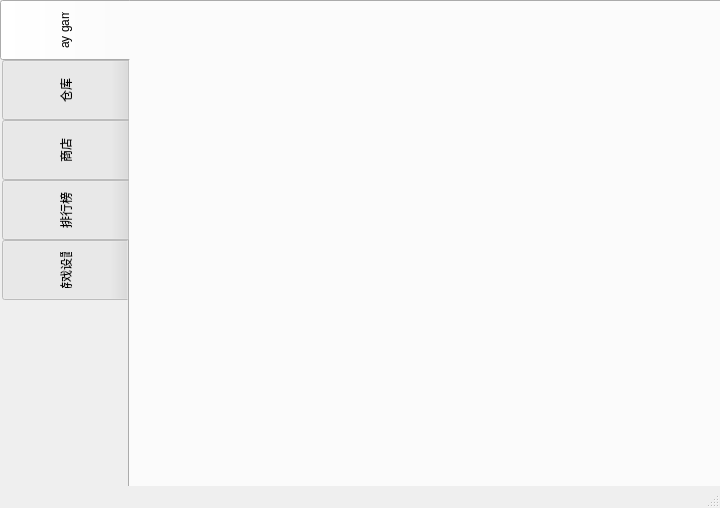
Before: the Qt Designer form mainwindow.ui in Fennel1/qt_AircraftBattle, drawn with Qt 5.
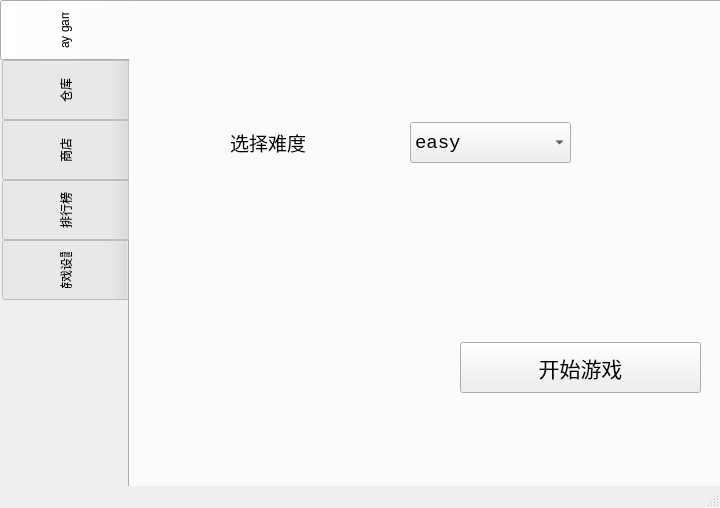
After: the same form once the commit is applied. The open tabs and pages were chosen to show the change.

The edit to the form file:
```diff
--- a/mainwindow.ui
+++ b/mainwindow.ui
@@ -52,6 +52,80 @@
      <attribute name="title">
       <string>play game</string>
      </attribute>
+     <widget class="QLabel" name="label">
+      <property name="geometry">
+       <rect>
+        <x>100</x>
+        <y>110</y>
+        <width>131</width>
+        <height>61</height>
+       </rect>
+      </property>
+      <property name="font">
+       <font>
+        <family>华文新魏</family>
+        <pointsize>14</pointsize>
+       </font>
+      </property>
+      <property name="text">
+       <string>选择难度</string>
+      </property>
+     </widget>
+     <widget class="QComboBox" name="comboBox">
+      <property name="geometry">
+       <rect>
+        <x>280</x>
+        <y>120</y>
+        <width>161</width>
+        <height>41</height>
+       </rect>
+      </property>
+      <property name="font">
+       <font>
+        <family>Consolas</family>
+        <pointsize>14</pointsize>
+       </font>
+      </property>
+      <item>
+       <property name="text">
+        <string>easy</string>
+       </property>
+      </item>
+      <item>
+       <property name="text">
+        <string>normal</string>
+       </property>
+      </item>
+      <item>
+       <property name="text">
+        <string>hard</string>
+       </property>
+      </item>
+      <item>
+       <property name="text">
+        <string>lunatic</string>
+       </property>
+      </item>
+     </widget>
+     <widget class="QPushButton" name="btn_to_mainscene">
+      <property name="geometry">
+       <rect>
+        <x>330</x>
+        <y>340</y>
+        <width>241</width>
+        <height>51</height>
+       </rect>
+      </property>
+      <property name="font">
+       <font>
+        <family>Consolas</family>
+        <pointsize>16</pointsize>
+       </font>
+      </property>
+      <property name="text">
+       <string>开始游戏</string>
+      </property>
+     </widget>
     </widget>
     <widget class="QWidget" name="tab_5">
      <attribute name="title">
```
Left out of the diff: 64 changed lines with no effect on the pictures.
